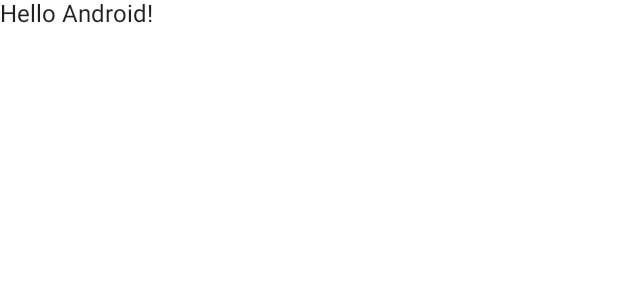
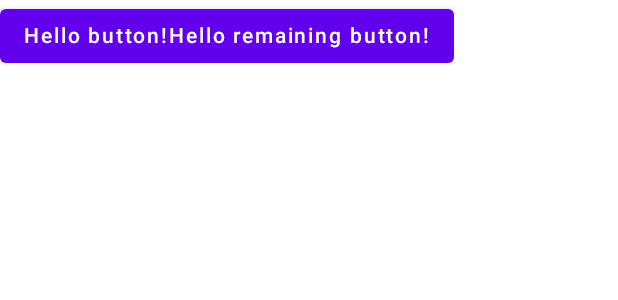
Before and after one commit to yagmurerdogan/Jetpack-Compose-Course, an Android app built with Jetpack Compose: the @Preview function DefaultPreview, on a phone screen of 412 x 824 dp. Shown: the top 300 px of the screen. Run offline under Robolectric (Android 15) with nearby library versions, the phone set to English and light mode, and no system bars.

Commit message:
Use text and button composables

```diff
--- a/SimpleTextComposeApplication/app/src/main/java/com/yagmurerdogan/simpletextcomposeapplication/MainActivity.kt
+++ b/SimpleTextComposeApplication/app/src/main/java/com/yagmurerdogan/simpletextcomposeapplication/MainActivity.kt
@@ -1,38 +1,56 @@
 package com.yagmurerdogan.simpletextcomposeapplication
 
 import android.os.Bundle
-import androidx.activity.ComponentActivity
+import android.widget.Toast
 import androidx.activity.compose.setContent
+import androidx.appcompat.app.AppCompatActivity
+import androidx.compose.material.Button
 import androidx.compose.material.MaterialTheme
 import androidx.compose.material.Surface
 import androidx.compose.material.Text
 import androidx.compose.runtime.Composable
+import androidx.compose.runtime.rememberCompositionContext
+import androidx.compose.ui.platform.LocalContext
 import androidx.compose.ui.tooling.preview.Preview
 import com.yagmurerdogan.simpletextcomposeapplication.ui.theme.SimpleTextComposeApplicationTheme
 
-class MainActivity : ComponentActivity() {
+class MainActivity : AppCompatActivity() {
+
     override fun onCreate(savedInstanceState: Bundle?) {
         super.onCreate(savedInstanceState)
+        /*
+            setContent(content = {
+            Greeting(name = "Thanks for lambda functions")
+        })
+
+        ~ Notice that composable function names are starting with upper case
+
+         */
         setContent {
-            SimpleTextComposeApplicationTheme {
-                // A surface container using the 'background' color from the theme
-                Surface(color = MaterialTheme.colors.background) {
-                    Greeting("Android")
-                }
-            }
+            GreetingButton()
         }
     }
 }
 
 @Composable
-fun Greeting(name: String) {
+fun GreetingText(name: String) {
     Text(text = "Hello $name!")
+}
+
+@Composable
+fun GreetingButton() {
+    val context = LocalContext.current
+    Button(onClick = {
+        Toast.makeText(context, "You clicked me!", Toast.LENGTH_SHORT).show()
+    }) {
+        GreetingText(name = "button")
+        GreetingText(name = "remaining button")
+
+    }
 }
 
 @Preview(showBackground = true)
 @Composable
 fun DefaultPreview() {
-    SimpleTextComposeApplicationTheme {
-        Greeting("Android")
-    }
+    GreetingButton()
 }
```
